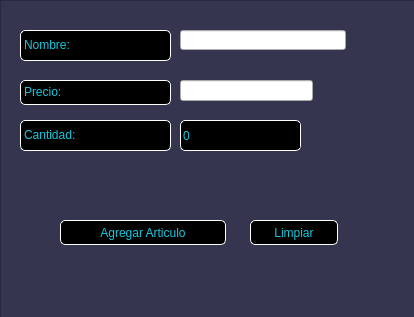
Old version of the form UI/qtWDWRegistroDeArticulos.ui in the repository TonyAlvaDB/ProyectoFinal.
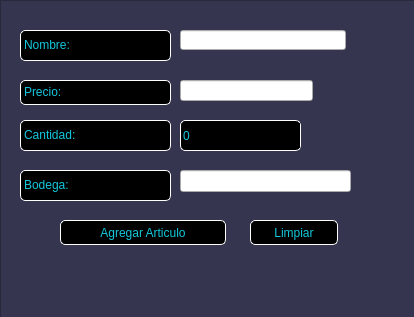
New version of the form. Icons and pictures are not drawn.

Patch:
```diff
--- a/UI/qtWDWRegistroDeArticulos.ui
+++ b/UI/qtWDWRegistroDeArticulos.ui
@@ -204,6 +204,35 @@
         </rect>
        </property>
       </widget>
+      <widget class="QLabel" name="label_4">
+       <property name="geometry">
+        <rect>
+         <x>20</x>
+         <y>170</y>
+         <width>151</width>
+         <height>31</height>
+        </rect>
+       </property>
+       <property name="focusPolicy">
+        <enum>Qt::StrongFocus</enum>
+       </property>
+       <property name="styleSheet">
+        <string notr="true">background:black</string>
+       </property>
+       <property name="text">
+        <string>Bodega:</string>
+       </property>
+      </widget>
+      <widget class="QLineEdit" name="qtTXTBodega">
+       <property name="geometry">
+        <rect>
+         <x>180</x>
+         <y>170</y>
+         <width>171</width>
+         <height>22</height>
+        </rect>
+       </property>
+      </widget>
      </widget>
     </item>
    </layout>
```
